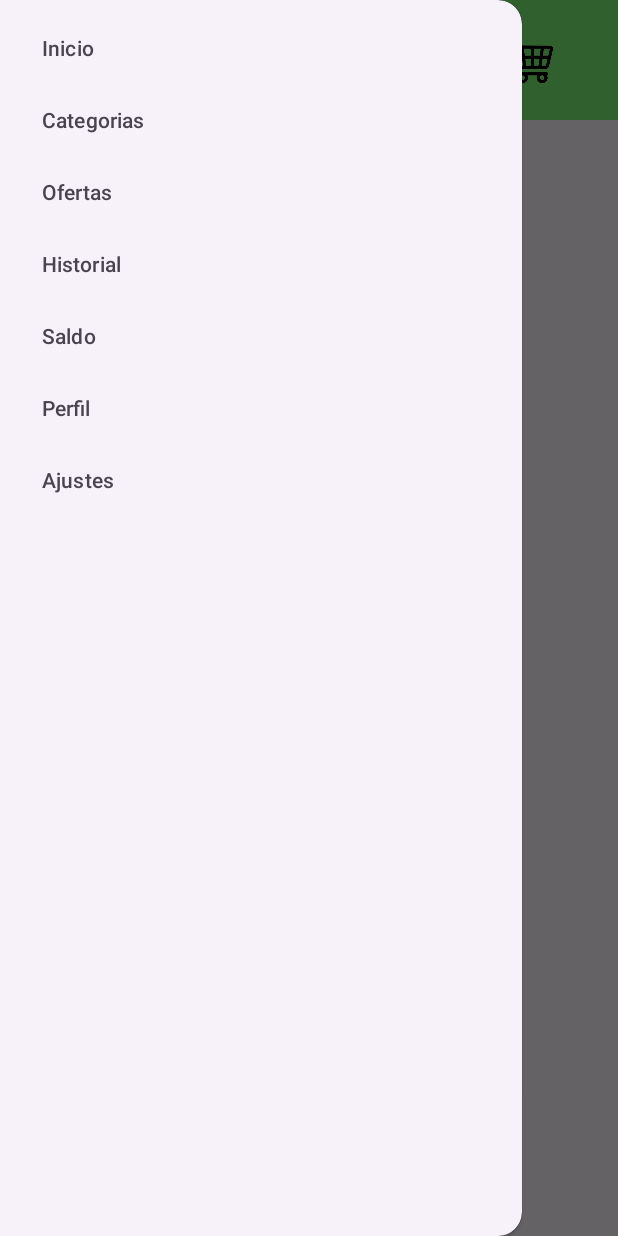
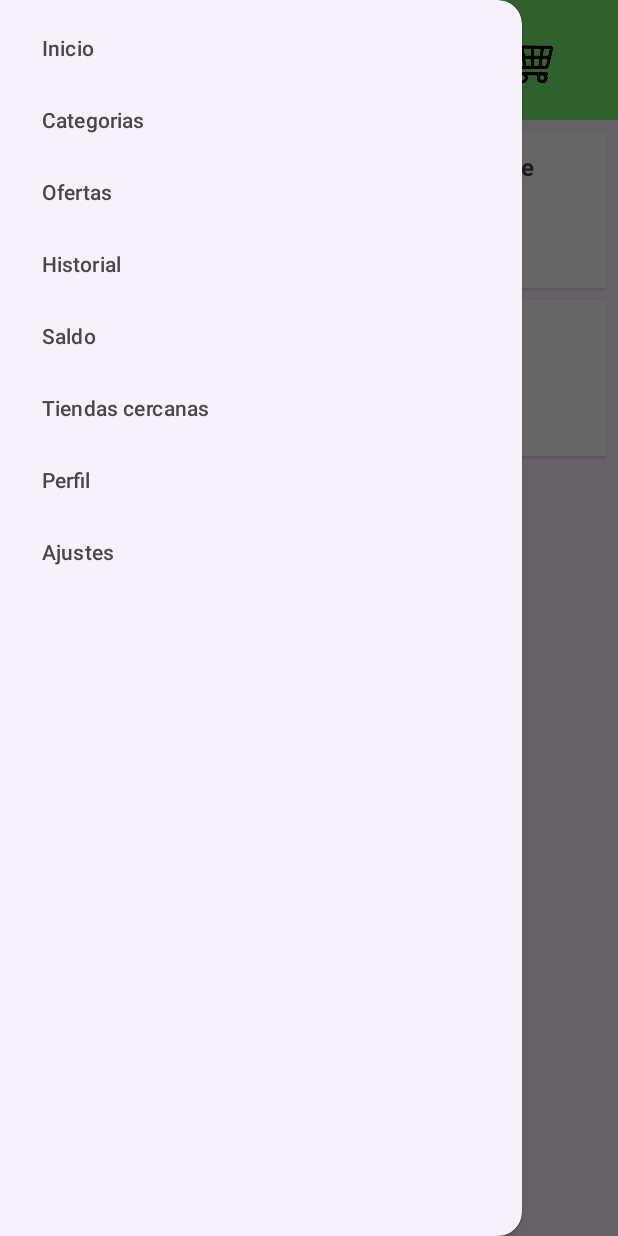
Before and after one commit to JuanPonce333/GameNova, an Android app: the MainActivity screen opened directly, with no data from a screen before it, with the side drawer open, on a phone screen of 412 x 824 dp. Run offline under Robolectric (Android 15) with nearby library versions, the phone set to English and light mode, and no system bars; Roboto replaces fonts that are not available here.

Commit message:
Cuarto commit

```diff
--- a/app/src/main/java/com/example/gamenova/activities/AdminActivity.kt
+++ b/app/src/main/java/com/example/gamenova/activities/AdminActivity.kt
@@ -14,7 +14,7 @@ class AdminActivity : AppCompatActivity() {
         val btnProductos: TextView = findViewById(R.id.btnGestionProductos)
 
         btnProductos.setOnClickListener {
-            val intent = Intent(this, LoginActivity::class.java)
+            val intent = Intent(this, AdminProductsActivity::class.java)
             startActivity(intent)
         }
     }
--- a/app/src/main/java/com/example/gamenova/activities/CartActivity.kt
+++ b/app/src/main/java/com/example/gamenova/activities/CartActivity.kt
@@ -7,6 +7,7 @@ import androidx.appcompat.app.AppCompatActivity
 import androidx.recyclerview.widget.LinearLayoutManager
 import androidx.recyclerview.widget.RecyclerView
 import com.example.gamenova.R
+import com.example.gamenova.utils.DataManager
 import com.google.android.material.button.MaterialButton
 
 class CartActivity : AppCompatActivity() {
--- a/app/src/main/java/com/example/gamenova/activities/LoginActivity.kt
+++ b/app/src/main/java/com/example/gamenova/activities/LoginActivity.kt
@@ -6,6 +6,7 @@ import android.os.Bundle
 import android.widget.Button
 import android.widget.EditText
 import com.example.gamenova.R
+import com.example.gamenova.utils.SessionManager
 import android.widget.TextView
 import android.widget.Toast
 import androidx.appcompat.app.AppCompatActivity
@@ -62,7 +63,8 @@ class LoginActivity : AppCompatActivity() {
         if (usuario == savedUsuario && contraseña == savedContraseña) {
             Toast.makeText(this, "Inicio de sesión exitoso", Toast.LENGTH_SHORT).show()
             if (savedRol == "admin"){
-                val intent = Intent(this, AdminProductsActivity::class.java)
+                SessionManager.isAdmin = true
+                val intent = Intent(this, AdminActivity::class.java)
                 startActivity(intent)
                 finish()
             } else {
--- a/app/src/main/java/com/example/gamenova/activities/MainActivity.kt
+++ b/app/src/main/java/com/example/gamenova/activities/MainActivity.kt
@@ -72,8 +72,14 @@ class MainActivity : AppCompatActivity() {
         val recyclerView: RecyclerView = findViewById(R.id.recyclerProductos)
         recyclerView.layoutManager = LinearLayoutManager(this)
 
-        // 🔸 Lista de productos vacía (ya sin datos quemados)
-        val listaProductos = listOf<Producto>()
+        val listaProductos = mutableListOf<Producto>()
+
+        listaProductos.add(
+            Producto(1, "The Legend of Zelda: Tears of the Kingdom", 59.99, "Juego de aventura para Nintendo Switch", true)
+        )
+        listaProductos.add(
+            Producto(2, "God of War: Ragnarok", 69.99, "Juego de acción para PS5", false)
+        )
 
         val adapter = ProductoAdapter(
             listaProductos,
--- a/app/src/main/java/com/example/gamenova/activities/ProductoDetalleActivity.kt
+++ b/app/src/main/java/com/example/gamenova/activities/ProductoDetalleActivity.kt
@@ -7,6 +7,7 @@ import android.widget.TextView
 import android.widget.Toast
 import androidx.appcompat.app.AppCompatActivity
 import com.example.gamenova.R
+import com.example.gamenova.utils.DataManager
 
 class ProductoDetalleActivity : AppCompatActivity() {
 
--- a/app/src/main/java/com/example/gamenova/activities/DataManager.kt
+++ b/app/src/main/java/com/example/gamenova/utils/DataManager.kt
@@ -1,4 +1,6 @@
-package com.example.gamenova.activities
+package com.example.gamenova.utils
+
+import com.example.gamenova.activities.Producto
 
 object DataManager {
     val listaProductos = mutableListOf<Producto>()
--- /dev/null
+++ b/app/src/main/java/com/example/gamenova/utils/SessionManager.kt
@@ -0,0 +1,5 @@
+package com.example.gamenova.utils
+
+object SessionManager {
+    var isAdmin: Boolean = false
+}
--- a/app/src/main/res/layout/activity_item_product.xml
+++ b/app/src/main/res/layout/activity_item_product.xml
@@ -46,7 +46,7 @@
             android:id="@+id/btnEliminarProducto2"
             android:layout_width="wrap_content"
             android:layout_height="wrap_content"
-            android:text="Eliminar"/>
+            android:text="@string/eliminar"/>
     </LinearLayout>
 
 </LinearLayout>
--- a/app/src/main/res/layout/activity_product_list.xml
+++ b/app/src/main/res/layout/activity_product_list.xml
@@ -3,7 +3,7 @@
     android:layout_width="match_parent"
     android:layout_height="match_parent"
     android:orientation="vertical"
-    android:background="@color/green">
+    android:background="@color/white">
 
     <TextView
         android:id="@+id/tvTituloProductos"
--- a/app/src/main/res/menu/menu.xml
+++ b/app/src/main/res/menu/menu.xml
@@ -23,6 +23,10 @@
             android:title="@string/saldo"/>
 
         <item
+            android:id="@+id/tiendas"
+            android:title="@string/tiendas_cercanas2"/>
+
+        <item
             android:id="@+id/action_profile"
             android:title="@string/perfil"
             app:showAsAction="ifRoom" />
--- a/app/src/main/res/values/strings.xml
+++ b/app/src/main/res/values/strings.xml
@@ -59,4 +59,6 @@
     <string name="suba">GameNova Suba</string>
     <string name="direccion2">Calle 129f #123-30</string>
     <string name="numero_telefono">3094753663</string>
+    <string name="eliminar">Eliminar</string>
+    <string name="tiendas_cercanas2">Tiendas cercanas</string>
 </resources>
```
Also changed, not shown: app/src/main/AndroidManifest.xml (+9 -0 lines).
